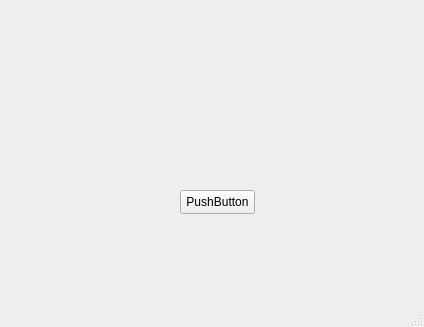
Old version of the form sub.ui in the repository Tetra93/pythonProject.
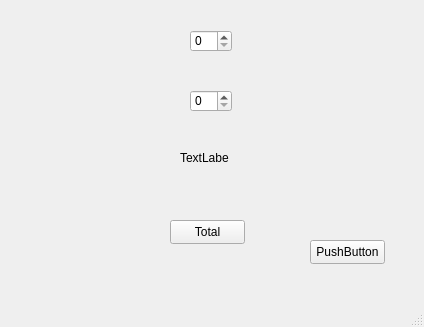
New version of the form.

Commit message: before attempting to read and write from external files

Diff of the .ui file:
```diff
--- a/sub.ui
+++ b/sub.ui
@@ -17,8 +17,8 @@
    <widget class="QPushButton" name="pushButton">
     <property name="geometry">
      <rect>
-      <x>180</x>
-      <y>190</y>
+      <x>310</x>
+      <y>240</y>
       <width>75</width>
       <height>24</height>
      </rect>
@@ -27,6 +27,52 @@
      <string>PushButton</string>
     </property>
    </widget>
+   <widget class="QPushButton" name="total_button">
+    <property name="geometry">
+     <rect>
+      <x>170</x>
+      <y>220</y>
+      <width>75</width>
+      <height>24</height>
+     </rect>
+    </property>
+    <property name="text">
+     <string>Total</string>
+    </property>
+   </widget>
+   <widget class="QLabel" name="label">
+    <property name="geometry">
+     <rect>
+      <x>180</x>
+      <y>150</y>
+      <width>49</width>
+      <height>16</height>
+     </rect>
+    </property>
+    <property name="text">
+     <string>TextLabel</string>
+    </property>
+   </widget>
+   <widget class="QSpinBox" name="spinBox">
+    <property name="geometry">
+     <rect>
+      <x>190</x>
+      <y>30</y>
+      <width>42</width>
+      <height>22</height>
+     </rect>
+    </property>
+   </widget>
+   <widget class="QSpinBox" name="spinBox_2">
+    <property name="geometry">
+     <rect>
+      <x>190</x>
+      <y>90</y>
+      <width>42</width>
+      <height>22</height>
+     </rect>
+    </property>
+   </widget>
   </widget>
   <widget class="QMenuBar" name="menubar">
    <property name="geometry">
```
Left out of the diff: 2 changed lines with no effect on the pictures. The commit also changes 1 other file.
